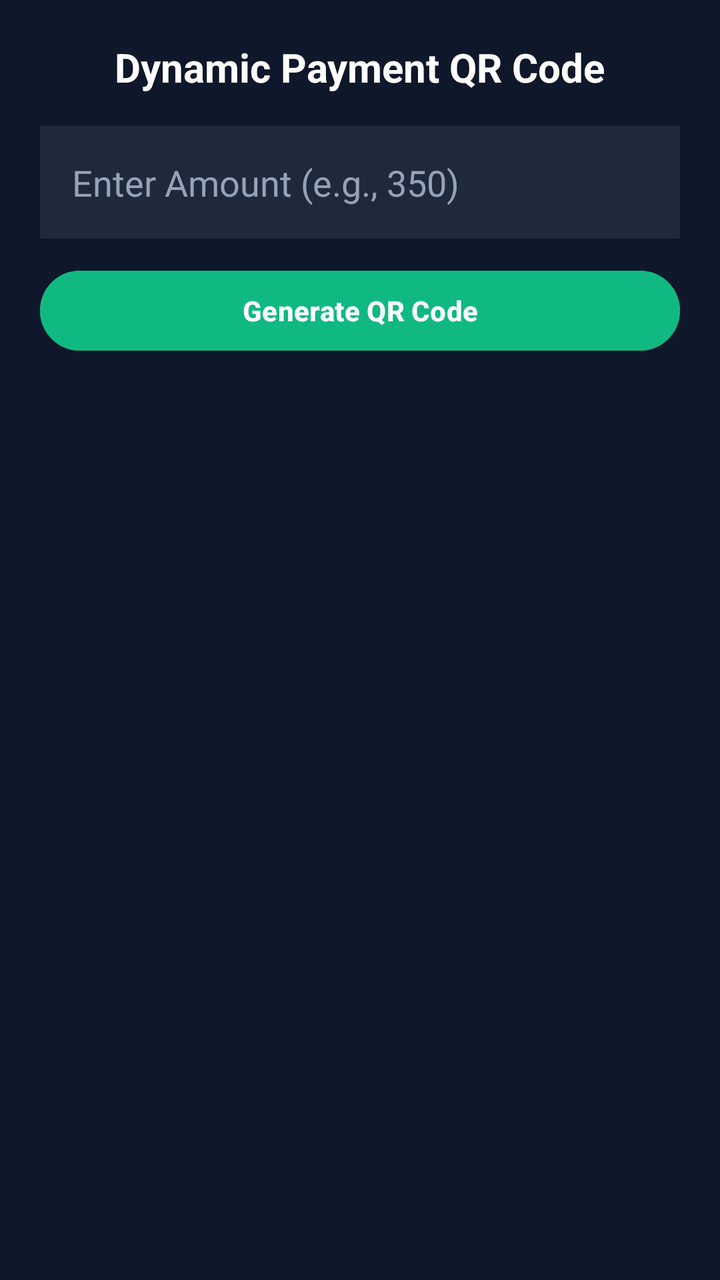
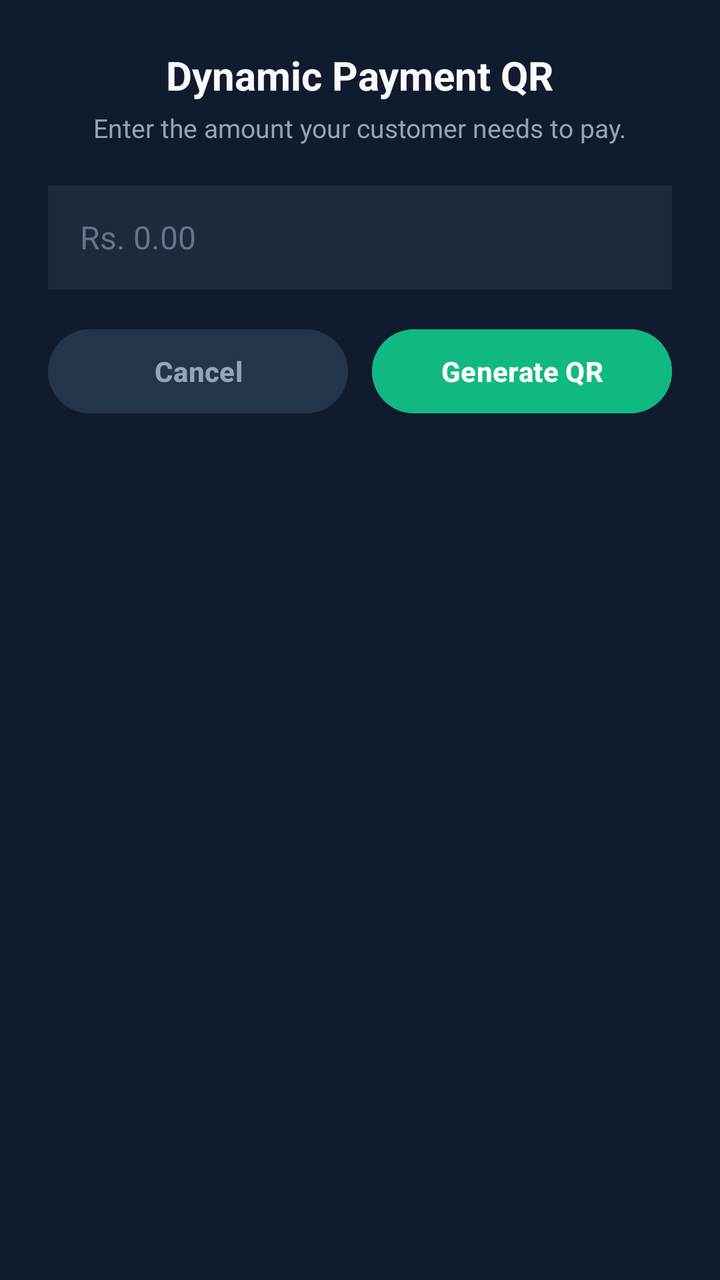

An Android layout rendered at two revisions. The XML below is the earlier revision; the diff shows what the commit changed to produce the second picture.
<!-- AndroidManifest.xml: application theme Theme.BolPaisa -->
<!-- res/layout/dialog_dynamic_qr.xml -->
<?xml version="1.0" encoding="utf-8"?>
<ScrollView xmlns:android="http://schemas.android.com/apk/res/android"
    android:layout_width="match_parent"
    android:layout_height="wrap_content"
    android:background="#0F172A"
    android:padding="20dp">

    <LinearLayout
        android:layout_width="match_parent"
        android:layout_height="wrap_content"
        android:gravity="center_horizontal"
        android:orientation="vertical">

        <TextView
            android:layout_width="wrap_content"
            android:layout_height="wrap_content"
            android:text="Dynamic Payment QR Code"
            android:textColor="@android:color/white"
            android:textSize="20sp"
            android:textStyle="bold" />

        <EditText
            android:id="@+id/etAmount"
            android:layout_width="match_parent"
            android:layout_height="wrap_content"
            android:layout_marginTop="16dp"
            android:background="#1E293B"
            android:hint="Enter Amount (e.g., 350)"
            android:inputType="numberDecimal"
            android:padding="16dp"
            android:textColor="@android:color/white"
            android:textColorHint="#94A3B8" />

        <Button
            android:id="@+id/btnGenerateQr"
            android:layout_width="match_parent"
            android:layout_height="wrap_content"
            android:layout_marginTop="12dp"
            android:backgroundTint="#10B981"
            android:text="Generate QR Code"
            android:textAllCaps="false"
            android:textColor="@android:color/white"
            android:textStyle="bold" />

        <ImageView
            android:id="@+id/ivQrCode"
            android:layout_width="260dp"
            android:layout_height="260dp"
            android:layout_marginTop="20dp"
            android:background="@android:color/white"
            android:contentDescription="Payment QR Code"
            android:padding="12dp"
            android:visibility="gone" />

        <TextView
            android:id="@+id/tvQrPayload"
            android:layout_width="wrap_content"
            android:layout_height="wrap_content"
            android:layout_marginTop="8dp"
            android:textColor="#94A3B8"
            android:textSize="12sp"
            android:visibility="gone" />

    </LinearLayout>

</ScrollView>
<!-- resources referenced by this layout -->
<resources>
  <style name="Theme.BolPaisa" parent="Base.Theme.BolPaisa" />
  <style name="Base.Theme.BolPaisa" parent="Theme.Material3.DayNight.NoActionBar">
          
          
      </style>
</resources>

<!-- the commit's change to res/layout/dialog_dynamic_qr.xml (unified diff, before → after) -->
@@ -2,8 +2,8 @@
 <ScrollView xmlns:android="http://schemas.android.com/apk/res/android"
     android:layout_width="match_parent"
     android:layout_height="wrap_content"
-    android:background="#0F172A"
-    android:padding="20dp">
+    android:background="#111B2E"
+    android:padding="24dp">
 
     <LinearLayout
         android:layout_width="match_parent"
@@ -14,38 +14,68 @@
         <TextView
             android:layout_width="wrap_content"
             android:layout_height="wrap_content"
-            android:text="Dynamic Payment QR Code"
-            android:textColor="@android:color/white"
+            android:text="Dynamic Payment QR"
+            android:textColor="#F8FAFC"
             android:textSize="20sp"
             android:textStyle="bold" />
+
+        <TextView
+            android:layout_width="wrap_content"
+            android:layout_height="wrap_content"
+            android:layout_marginTop="4dp"
+            android:text="Enter the amount your customer needs to pay."
+            android:textColor="#94A3B8"
+            android:textSize="13sp" />
 
         <EditText
             android:id="@+id/etAmount"
             android:layout_width="match_parent"
+            android:layout_height="52dp"
+            android:layout_marginTop="20dp"
+            android:background="#1E293B"
+            android:hint="Rs. 0.00"
+            android:inputType="numberDecimal"
+            android:paddingHorizontal="16dp"
+            android:textColor="#F8FAFC"
+            android:textColorHint="#64748B"
+            android:textSize="16sp" />
+
+        <LinearLayout
+            android:layout_width="match_parent"
             android:layout_height="wrap_content"
             android:layout_marginTop="16dp"
-            android:background="#1E293B"
-            android:hint="Enter Amount (e.g., 350)"
-            android:inputType="numberDecimal"
-            android:padding="16dp"
-            android:textColor="@android:color/white"
-            android:textColorHint="#94A3B8" />
+            android:orientation="horizontal">
 
-        <Button
-            android:id="@+id/btnGenerateQr"
-            android:layout_width="match_parent"
-            android:layout_height="wrap_content"
-            android:layout_marginTop="12dp"
-            android:backgroundTint="#10B981"
-            android:text="Generate QR Code"
-            android:textAllCaps="false"
-            android:textColor="@android:color/white"
-            android:textStyle="bold" />
+            <Button
+                android:id="@+id/btnCancelQr"
+                android:layout_width="0dp"
+                android:layout_height="50dp"
+                android:layout_marginEnd="6dp"
+                android:layout_weight="1"
+                android:backgroundTint="#24344B"
+                android:text="Cancel"
+                android:textAllCaps="false"
+                android:textColor="#94A3B8"
+                android:textStyle="bold" />
+
+            <Button
+                android:id="@+id/btnGenerateQr"
+                android:layout_width="0dp"
+                android:layout_height="50dp"
+                android:layout_marginStart="6dp"
+                android:layout_weight="1"
+                android:backgroundTint="#10B981"
+                android:text="Generate QR"
+                android:textAllCaps="false"
+                android:textColor="#FFFFFF"
+                android:textStyle="bold" />
+
+        </LinearLayout>
 
         <ImageView
             android:id="@+id/ivQrCode"
-            android:layout_width="260dp"
-            android:layout_height="260dp"
+            android:layout_width="240dp"
+            android:layout_height="240dp"
             android:layout_marginTop="20dp"
             android:background="@android:color/white"
             android:contentDescription="Payment QR Code"
@@ -57,7 +87,7 @@
             android:layout_width="wrap_content"
             android:layout_height="wrap_content"
             android:layout_marginTop="8dp"
-            android:textColor="#94A3B8"
+            android:textColor="#38BDF8"
             android:textSize="12sp"
             android:visibility="gone" />
 
